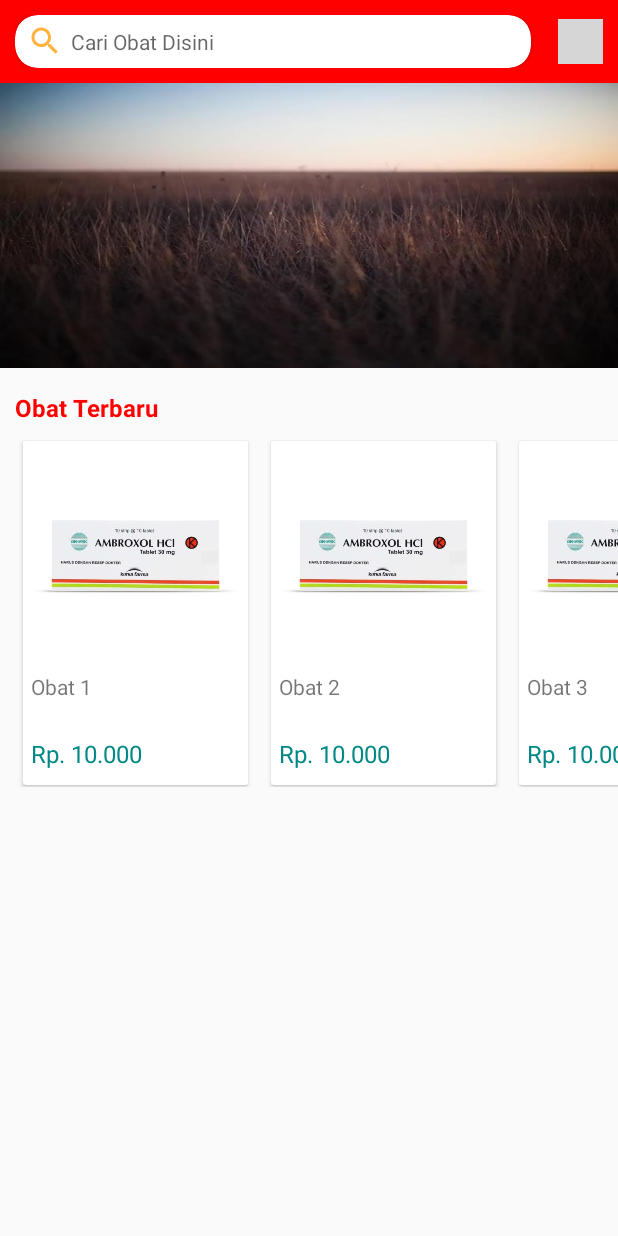
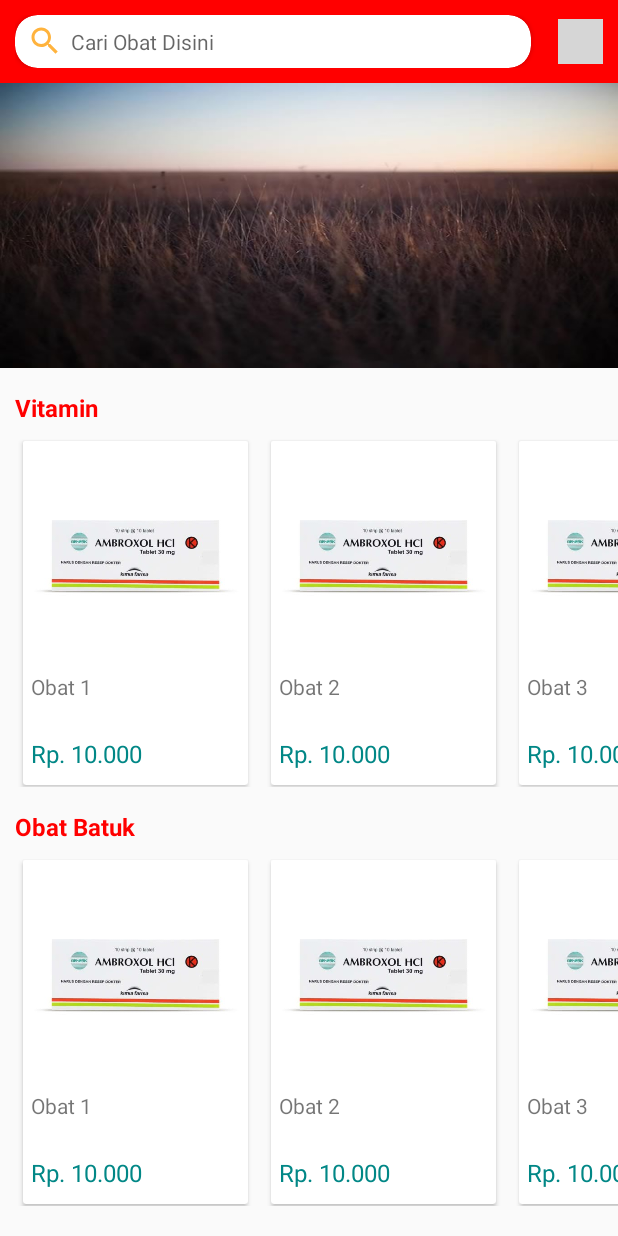
Before and after one commit to Husninf/ApotekKuMobile, an Android app: the fragment HomeFragment shown on its own in the app's theme, on a phone screen of 412 x 824 dp. Run offline under Robolectric (Android 15) with nearby library versions, the phone set to English and light mode, and no system bars; grey boxes are pictures that could not be loaded.

Commit message:
Set the adapters and layout managers for the new RecyclerViews

```diff
--- a/app/src/main/java/com/android/apotekku/Adapter/AdapterProduk.kt
+++ b/app/src/main/java/com/android/apotekku/adapter/AdapterProduk.kt
@@ -1,4 +1,4 @@
-package com.android.apotekku.Adapter
+package com.android.apotekku.adapter
 
 import android.view.LayoutInflater
 import android.view.View
@@ -17,12 +17,12 @@ class AdapterProduk(var data: ArrayList<Produk>):RecyclerView.Adapter<AdapterPro
         val imgObat = view.findViewById<ImageView>(R.id.img_obat)
     }
 
-    override fun onCreateViewHolder(parent: ViewGroup, viewType: Int): AdapterProduk.Holder {
+    override fun onCreateViewHolder(parent: ViewGroup, viewType: Int): Holder {
         val view: View = LayoutInflater.from(parent.context).inflate(R.layout.item_produk, parent, false)
         return Holder(view)
     }
 
-    override fun onBindViewHolder(holder: AdapterProduk.Holder, position: Int) {
+    override fun onBindViewHolder(holder: Holder, position: Int) {
         holder.tvNama.text = data[position].nama
         holder.tvHarga.text = data[position].harga
         holder.imgObat.setImageResource(data[position].gambar)
--- a/app/src/main/java/com/android/apotekku/fragment/HomeFragment.kt
+++ b/app/src/main/java/com/android/apotekku/fragment/HomeFragment.kt
@@ -8,7 +8,7 @@ import androidx.fragment.app.Fragment
 import androidx.recyclerview.widget.LinearLayoutManager
 import androidx.recyclerview.widget.RecyclerView
 import androidx.viewpager.widget.ViewPager
-import com.android.apotekku.Adapter.AdapterProduk
+import com.android.apotekku.adapter.AdapterProduk
 import com.android.apotekku.R
 import com.android.apotekku.adapter.AdapterSlider
 import com.android.apotekku.model.Produk
@@ -16,7 +16,9 @@ import com.android.apotekku.model.Produk
 class HomeFragment : Fragment() {
 
     lateinit var vpSlider: ViewPager
-    lateinit var rvProduk: RecyclerView
+    lateinit var rvVitamin: RecyclerView
+    lateinit var rvObatBatuk: RecyclerView
+    lateinit var rvObatDiabetes: RecyclerView
 
     override fun onCreate(savedInstanceState: Bundle?) {
         super.onCreate(savedInstanceState)
@@ -29,7 +31,10 @@ class HomeFragment : Fragment() {
         val view: View = inflater.inflate(R.layout.fragment_home, container, false)
 
         vpSlider = view.findViewById(R.id.vp_slider)
-        rvProduk = view.findViewById(R.id.rv_produk)
+
+        rvVitamin = view.findViewById(R.id.rv_vitamin)
+        rvObatBatuk = view.findViewById(R.id.rv_obatBatuk)
+        rvObatDiabetes = view.findViewById(R.id.rv_obatDiabetes)
 
         val arryslider = ArrayList<Int>()
         arryslider.add(R.drawable.slider1)
@@ -39,15 +44,75 @@ class HomeFragment : Fragment() {
         val adapterSlider = AdapterSlider(arryslider, activity)
         vpSlider.adapter = adapterSlider
 
-        val layoutManager = LinearLayoutManager(activity)
-        layoutManager.orientation = LinearLayoutManager.HORIZONTAL
+        val layoutManager1 = LinearLayoutManager(activity)
+        layoutManager1.orientation = LinearLayoutManager.HORIZONTAL
 
-        rvProduk.adapter = AdapterProduk(arryProduk)
-        rvProduk.layoutManager = layoutManager
+        val layoutManager2 = LinearLayoutManager(activity)
+        layoutManager2.orientation = LinearLayoutManager.HORIZONTAL
+
+        val layoutManager3 = LinearLayoutManager(activity)
+        layoutManager3.orientation = LinearLayoutManager.HORIZONTAL
+
+        rvVitamin.adapter = AdapterProduk(arryVitamin)
+        rvVitamin.layoutManager = layoutManager1
+
+        rvObatBatuk.adapter = AdapterProduk(arryBatuk)
+        rvObatBatuk.layoutManager = layoutManager2
+
+        rvObatDiabetes.adapter = AdapterProduk(arryDiabetes)
+        rvObatDiabetes.layoutManager = layoutManager3
 
         return view
     }
-    val arryProduk: ArrayList<Produk> get() {
+    val arryVitamin: ArrayList<Produk> get() {
+        val arry = ArrayList<Produk>() //inisialisasi array penampungan
+        val p1 = Produk()
+        p1.nama = "Obat 1"   //inisialisasi produk
+        p1.harga = "Rp. 10.000"
+        p1.gambar = R.drawable.obat1
+
+        val p2 = Produk()
+        p2.nama = "Obat 2"
+        p2.harga = "Rp. 10.000"
+        p2.gambar = R.drawable.obat1
+
+        val p3 = Produk()
+        p3.nama = "Obat 3"
+        p3.harga = "Rp. 10.000"
+        p3.gambar = R.drawable.obat1
+
+        arry.add(p1)
+        arry.add(p2)
+        arry.add(p3)
+
+        return arry
+    }
+
+    val arryBatuk: ArrayList<Produk> get() {
+        val arry = ArrayList<Produk>() //inisialisasi array penampungan
+        val p1 = Produk()
+        p1.nama = "Obat 1"   //inisialisasi produk
+        p1.harga = "Rp. 10.000"
+        p1.gambar = R.drawable.obat1
+
+        val p2 = Produk()
+        p2.nama = "Obat 2"
+        p2.harga = "Rp. 10.000"
+        p2.gambar = R.drawable.obat1
+
+        val p3 = Produk()
+        p3.nama = "Obat 3"
+        p3.harga = "Rp. 10.000"
+        p3.gambar = R.drawable.obat1
+
+        arry.add(p1)
+        arry.add(p2)
+        arry.add(p3)
+
+        return arry
+    }
+
+    val arryDiabetes: ArrayList<Produk> get() {
         val arry = ArrayList<Produk>() //inisialisasi array penampungan
         val p1 = Produk()
         p1.nama = "Obat 1"   //inisialisasi produk
--- a/app/src/main/res/layout/fragment_home.xml
+++ b/app/src/main/res/layout/fragment_home.xml
@@ -70,11 +70,59 @@
             android:layout_marginHorizontal="10dp"
             android:layout_width="wrap_content"
             android:layout_height="wrap_content"
-            android:text="Obat Terbaru"
+            android:text="Vitamin"
             android:layout_marginBottom="10dp"/>
 
         <androidx.recyclerview.widget.RecyclerView
-            android:id="@+id/rv_produk"
+            android:id="@+id/rv_vitamin"
+            android:layout_width="match_parent"
+            android:layout_height="wrap_content"/>
+
+
+    </LinearLayout>
+
+    <LinearLayout
+        android:orientation="vertical"
+        android:layout_marginTop="15dp"
+        android:layout_width="match_parent"
+        android:layout_height="wrap_content">
+
+        <TextView
+            android:textSize="16dp"
+            android:textStyle="bold"
+            android:textColor="@color/red"
+            android:layout_marginHorizontal="10dp"
+            android:layout_width="wrap_content"
+            android:layout_height="wrap_content"
+            android:text="Obat Batuk"
+            android:layout_marginBottom="10dp"/>
+
+        <androidx.recyclerview.widget.RecyclerView
+            android:id="@+id/rv_obatBatuk"
+            android:layout_width="match_parent"
+            android:layout_height="wrap_content"/>
+
+
+    </LinearLayout>
+
+    <LinearLayout
+        android:orientation="vertical"
+        android:layout_marginTop="15dp"
+        android:layout_width="match_parent"
+        android:layout_height="wrap_content">
+
+        <TextView
+            android:textSize="16dp"
+            android:textStyle="bold"
+            android:textColor="@color/red"
+            android:layout_marginHorizontal="10dp"
+            android:layout_width="wrap_content"
+            android:layout_height="wrap_content"
+            android:text="Diabetes"
+            android:layout_marginBottom="10dp"/>
+
+        <androidx.recyclerview.widget.RecyclerView
+            android:id="@+id/rv_obatDiabetes"
             android:layout_width="match_parent"
             android:layout_height="wrap_content"/>
 
```
Also changed, not shown: app/src/main/java/com/android/apotekku/adapter/AdapterSlider.kt (renamed from app/src/main/java/com/android/apotekku/Adapter/AdapterSlider.kt).
